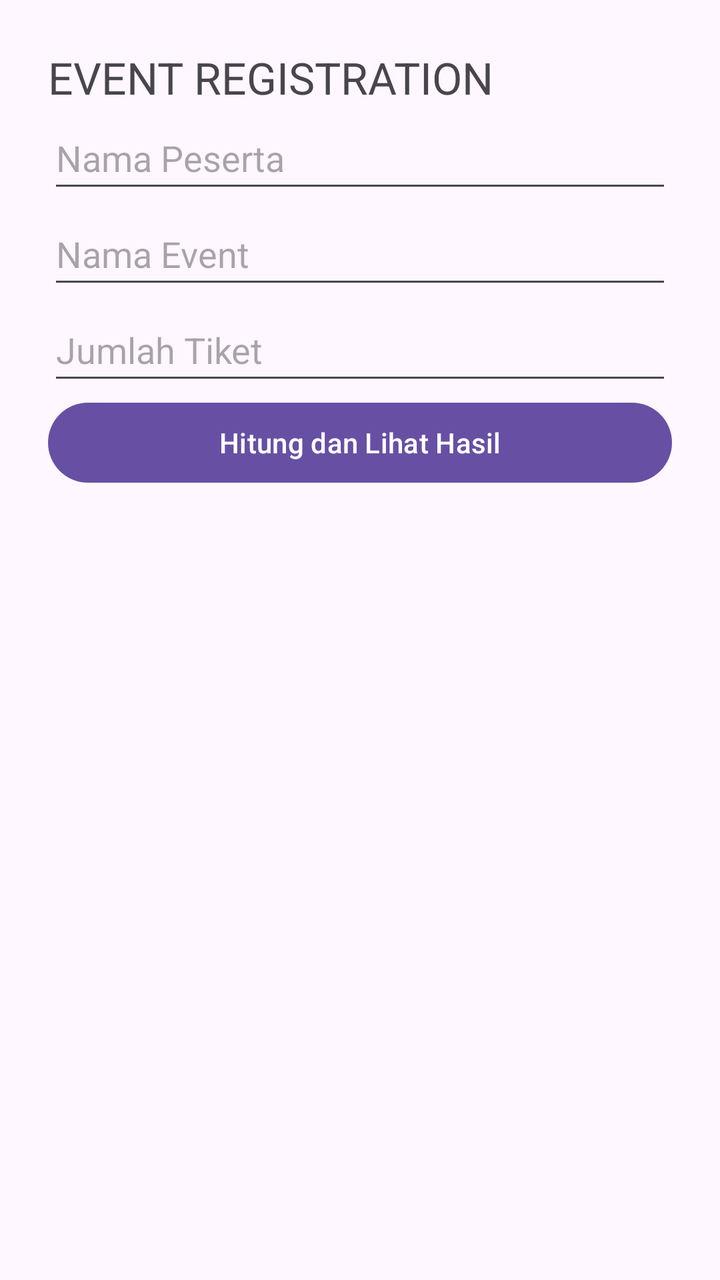
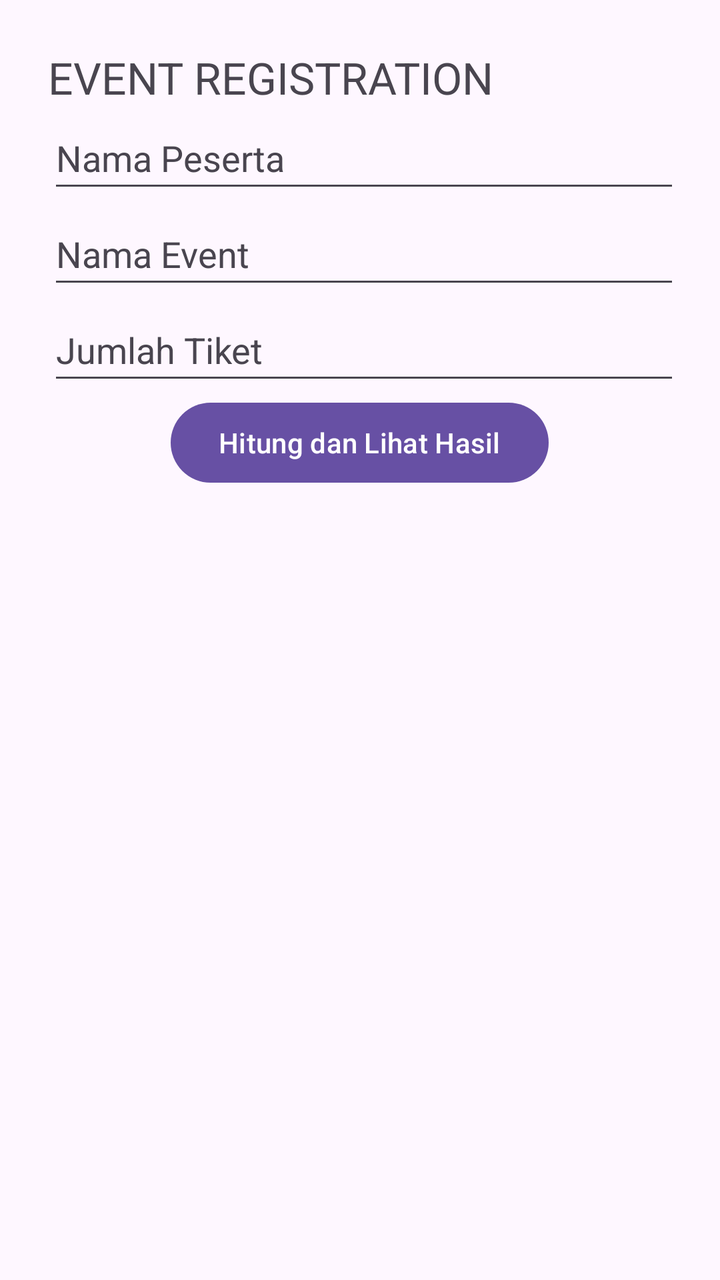

An Android layout rendered at two revisions. The XML below is the earlier revision; the diff shows what the commit changed to produce the second picture.
<!-- AndroidManifest.xml: application theme Theme.UTSPBP -->
<!-- res/layout/activity_main.xml -->
<?xml version="1.0" encoding="utf-8"?>
<LinearLayout xmlns:android="http://schemas.android.com/apk/res/android"

    android:layout_width="match_parent"
    android:layout_height="match_parent"
    android:orientation="vertical"
    android:padding="24dp">

    <TextView android:layout_width="match_parent"
        android:layout_height="wrap_content"
        android:text="@string/event_registration"
        android:textSize="22sp"
        android:inputType=""/>

    <EditText android:id="@+id/etSatu"
        android:layout_width="match_parent"
        android:layout_height="48dp"
        android:hint="@string/nama_peserta"
        android:autofillHints="name"
        android:inputType="text" />

    <EditText android:id="@+id/etDua"
        android:layout_width="match_parent"
        android:layout_height="48dp"
        android:hint="@string/nama_event"
        android:autofillHints="name"
        android:inputType="text" />

    <EditText android:id="@+id/etJumlah"
        android:layout_width="match_parent"
        android:layout_height="48dp"
        android:hint="@string/jumlah_tiket"
        android:autofillHints="jumlah_tiket"
        android:inputType="number" />

    <Button android:id="@+id/btnHitung"
        android:layout_width="match_parent"
        android:layout_height="wrap_content"
        android:text="@string/hitung_dan_lihat_hasil" />

</LinearLayout>
<!-- resources referenced by this layout -->
<resources>
  <string name="event_registration">EVENT REGISTRATION</string>
  <string name="hitung_dan_lihat_hasil">Hitung dan Lihat Hasil</string>
  <string name="jumlah_tiket">Jumlah Tiket</string>
  <string name="nama_event">Nama Event</string>
  <string name="nama_peserta">Nama Peserta</string>
  <style name="Theme.UTSPBP" parent="Base.Theme.UTSPBP" />
  <style name="Base.Theme.UTSPBP" parent="Theme.Material3.DayNight.NoActionBar">
          
          
      </style>
</resources>

<!-- the commit's change to res/layout/activity_main.xml (unified diff, before → after) -->
@@ -6,36 +6,44 @@
     android:orientation="vertical"
     android:padding="24dp">
 
-    <TextView android:layout_width="match_parent"
+    <TextView
+        android:layout_width="match_parent"
         android:layout_height="wrap_content"
         android:text="@string/event_registration"
-        android:textSize="22sp"
-        android:inputType=""/>
+        android:textSize="22sp" />
 
-    <EditText android:id="@+id/etSatu"
-        android:layout_width="match_parent"
+    <EditText
+        android:id="@+id/etSatu"
+        android:layout_width="360dp"
         android:layout_height="48dp"
+        android:autofillHints="name"
         android:hint="@string/nama_peserta"
+        android:textColorHint="@color/abu_gelap"
+        android:inputType="text"/>
+
+    <EditText
+        android:id="@+id/etDua"
+        android:layout_width="360dp"
+        android:layout_height="48dp"
         android:autofillHints="name"
-        android:inputType="text" />
+        android:hint="@string/nama_event"
+        android:textColorHint="@color/abu_gelap"
+        android:inputType="text"/>
 
-    <EditText android:id="@+id/etDua"
-        android:layout_width="match_parent"
+    <EditText
+        android:id="@+id/etJumlah"
+        android:layout_width="360dp"
         android:layout_height="48dp"
-        android:hint="@string/nama_event"
-        android:autofillHints="name"
-        android:inputType="text" />
+        android:autofillHints="jumlah_tiket"
+        android:hint="@string/jumlah_tiket"
+        android:textColorHint="@color/abu_gelap"
+        android:inputType="number"/>
 
-    <EditText android:id="@+id/etJumlah"
-        android:layout_width="match_parent"
-        android:layout_height="48dp"
-        android:hint="@string/jumlah_tiket"
-        android:autofillHints="jumlah_tiket"
-        android:inputType="number" />
-
-    <Button android:id="@+id/btnHitung"
-        android:layout_width="match_parent"
+    <Button
+        android:id="@+id/btnHitung"
+        android:layout_width="wrap_content"
         android:layout_height="wrap_content"
+        android:layout_gravity="center_horizontal"
         android:text="@string/hitung_dan_lihat_hasil" />
 
 </LinearLayout>
<!-- resource entries referenced after the edit -->
@@ -1,5 +1,6 @@
 <!-- resources referenced by this layout -->
 <resources>
+  <color name="abu_gelap">#49454F</color>
   <string name="event_registration">EVENT REGISTRATION</string>
   <string name="hitung_dan_lihat_hasil">Hitung dan Lihat Hasil</string>
   <string name="jumlah_tiket">Jumlah Tiket</string>
